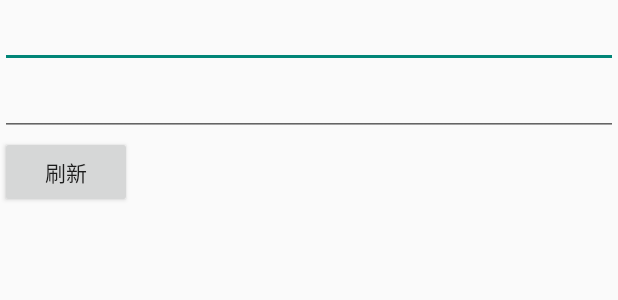
After one commit to SmallLee/MvpDemo2, an Android app: the layout activity_second.xml on its own in the app's theme, with its tools: preview values and no code run, on a phone screen of 412 x 824 dp. The commit adds this screen. Shown: the top 300 px of the screen. Run offline under Robolectric (Android 15) with nearby library versions, the phone set to English and light mode, and no system bars.

Commit message:
实现属性动画

```diff
--- a/mvpdemo/src/main/AndroidManifest.xml
+++ b/mvpdemo/src/main/AndroidManifest.xml
@@ -13,9 +13,10 @@
         android:label="@string/app_name"
         android:supportsRtl="true"
         android:theme="@style/Theme.AppStartLoad">
-        <activity android:name="com.example.mvpdemo.view.MainActivity"/>
-
+        <activity android:name="com.example.mvpdemo.view.MainActivity" />
         <activity android:name="com.example.mvpdemo.view.LoadingActivity">
+        </activity>
+        <activity android:name="com.example.mvpdemo.view.SecondActivity">
             <intent-filter>
                 <action android:name="android.intent.action.MAIN" />
 
--- /dev/null
+++ b/mvpdemo/src/main/res/layout/activity_second.xml
@@ -0,0 +1,31 @@
+<?xml version="1.0" encoding="utf-8"?>
+<LinearLayout xmlns:android="http://schemas.android.com/apk/res/android"
+    xmlns:app="http://schemas.android.com/apk/res-auto"
+    xmlns:tools="http://schemas.android.com/tools"
+    android:layout_width="match_parent"
+    android:layout_height="match_parent"
+    android:orientation="vertical"
+    tools:context="com.example.mvpdemo.view.SecondActivity">
+    <LinearLayout
+        android:id="@+id/ll_container"
+        android:layout_width="match_parent"
+        android:layout_height="wrap_content"
+        android:orientation="vertical"
+        >
+    <EditText
+        android:id="@+id/content"
+        android:layout_width="match_parent"
+        android:layout_height="wrap_content" />
+    <EditText
+        android:layout_width="match_parent"
+        android:layout_height="wrap_content">
+    </EditText>
+        <Button
+            android:id="@+id/btn_click"
+            android:layout_width="wrap_content"
+            android:layout_height="wrap_content"
+            android:onClick="refresh"
+            android:text="刷新"
+            />
+    </LinearLayout>
+</LinearLayout>
```
Also changed, not shown: mvpdemo/src/main/java/com/example/mvpdemo/view/SecondActivity.java (added, +46 -0 lines), mvpdemo/src/main/res/animator/login_anim.xml (added, +11 -0 lines), mvpdemo/src/main/res/values/attr.xml (+9 -0 lines).
